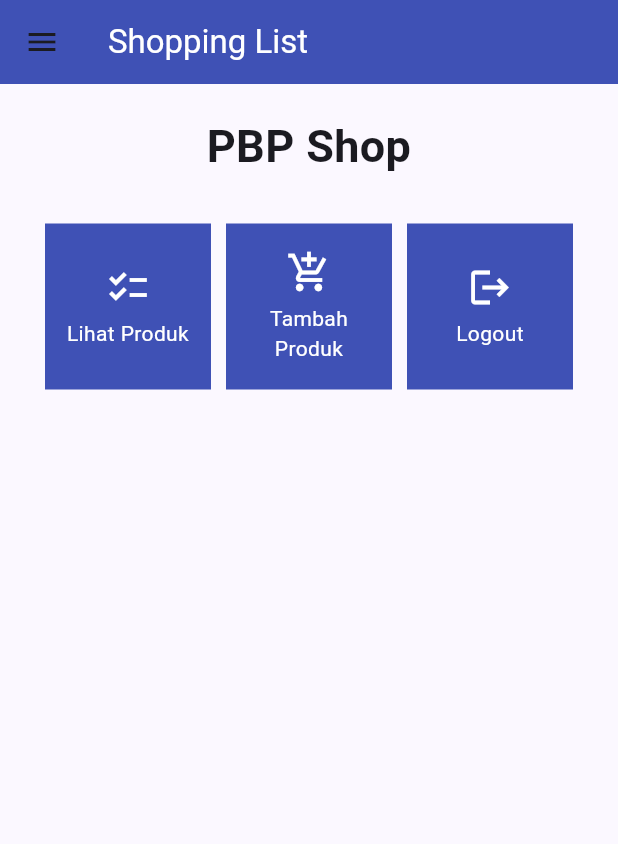
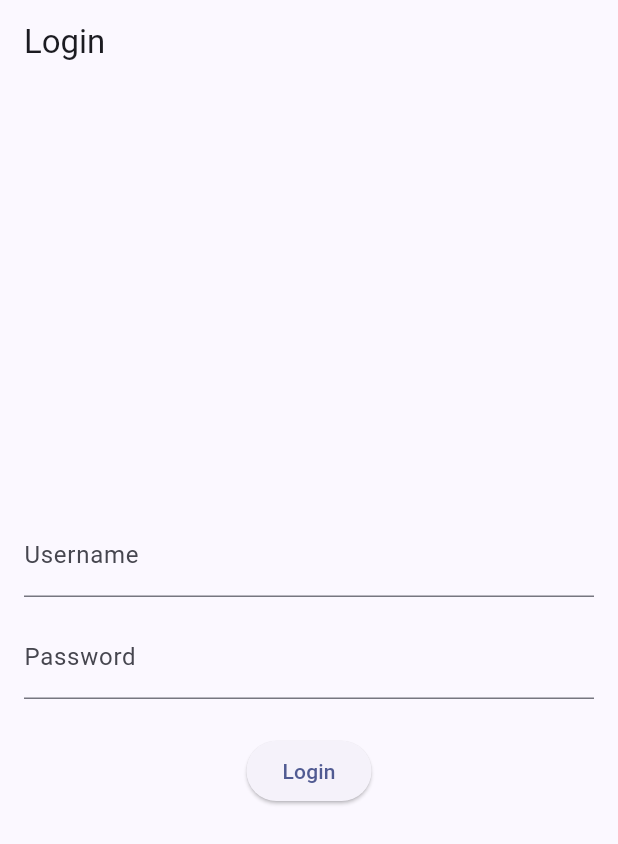
Before and after one commit to riozulfandy/shopping-list-mobile, a Flutter app: the screen it shows after launch, on a phone screen of 412 x 824 dp. Shown: the top 844 px of the screen. Run offline on Flutter 3.47's test engine with Material 2 defaults, Android fonts, the phone set to English and light mode, and no system bars; missing offline and left inert: pbp_django_auth.

Commit message:
Selesai Tutorial 8

```diff
--- a/lib/main.dart
+++ b/lib/main.dart
@@ -1,37 +1,29 @@
 import 'package:flutter/material.dart';
-import 'package:shopping_list/screens/menu.dart';
+import 'package:provider/provider.dart';
+import 'package:pbp_django_auth/pbp_django_auth.dart';
+import 'package:shopping_list/screens/login.dart';
 
 void main() {
   runApp(const MyApp());
 }
 
 class MyApp extends StatelessWidget {
-  const MyApp({super.key});
+  const MyApp({Key? key}) : super(key: key);
 
-  // This widget is the root of your application.
   @override
   Widget build(BuildContext context) {
-    return MaterialApp(
-        title: 'Flutter Demo',
-        theme: ThemeData(
-          // This is the theme of your application.
-          //
-          // TRY THIS: Try running your application with "flutter run". You'll see
-          // the application has a blue toolbar. Then, without quitting the app,
-          // try changing the seedColor in the colorScheme below to Colors.green
-          // and then invoke "hot reload" (save your changes or press the "hot
-          // reload" button in a Flutter-supported IDE, or press "r" if you used
-          // the command line to start the app).
-          //
-          // Notice that the counter didn't reset back to zero; the application
-          // state is not lost during the reload. To reset the state, use hot
-          // restart instead.
-          //
-          // This works for code too, not just values: Most code changes can be
-          // tested with just a hot reload.
-          colorScheme: ColorScheme.fromSeed(seedColor: Colors.indigo),
-          useMaterial3: true,
-        ),
-        home: MyHomePage());
+    return Provider(
+      create: (_) {
+        CookieRequest request = CookieRequest();
+        return request;
+      },
+      child: MaterialApp(
+          title: 'Flutter App',
+          theme: ThemeData(
+            colorScheme: ColorScheme.fromSeed(seedColor: Colors.indigo),
+            useMaterial3: true,
+          ),
+          home: LoginPage()),
+    );
   }
 }
--- /dev/null
+++ b/lib/screens/login.dart
@@ -0,0 +1,116 @@
+import 'package:shopping_list/screens/menu.dart';
+import 'package:flutter/material.dart';
+import 'package:pbp_django_auth/pbp_django_auth.dart';
+import 'package:provider/provider.dart';
+
+void main() {
+  runApp(const LoginApp());
+}
+
+class LoginApp extends StatelessWidget {
+  const LoginApp({super.key});
+
+  @override
+  Widget build(BuildContext context) {
+    return MaterialApp(
+      title: 'Login',
+      theme: ThemeData(
+        primarySwatch: Colors.blue,
+      ),
+      home: const LoginPage(),
+    );
+  }
+}
+
+class LoginPage extends StatefulWidget {
+  const LoginPage({super.key});
+
+  @override
+  _LoginPageState createState() => _LoginPageState();
+}
+
+class _LoginPageState extends State<LoginPage> {
+  final TextEditingController _usernameController = TextEditingController();
+  final TextEditingController _passwordController = TextEditingController();
+
+  @override
+  Widget build(BuildContext context) {
+    final request = context.watch<CookieRequest>();
+    return Scaffold(
+      appBar: AppBar(
+        title: const Text('Login'),
+      ),
+      body: Container(
+        padding: const EdgeInsets.all(16.0),
+        child: Column(
+          mainAxisAlignment: MainAxisAlignment.center,
+          children: [
+            TextField(
+              controller: _usernameController,
+              decoration: const InputDecoration(
+                labelText: 'Username',
+              ),
+            ),
+            const SizedBox(height: 12.0),
+            TextField(
+              controller: _passwordController,
+              decoration: const InputDecoration(
+                labelText: 'Password',
+              ),
+              obscureText: true,
+            ),
+            const SizedBox(height: 24.0),
+            ElevatedButton(
+              onPressed: () async {
+                String username = _usernameController.text;
+                String password = _passwordController.text;
+
+                // Cek kredensial
+                // TODO: Ganti URL dan jangan lupa tambahkan trailing slash (/) di akhir URL!
+                // Untuk menyambungkan Android emulator dengan Django pada localhost,
+                // gunakan URL http://10.0.2.2/
+                final response = await request.login(
+                    "http://muhammad-mariozulfandy-tutorial.pbp.cs.ui.ac.id/auth/login/",
+                    {
+                      'username': username,
+                      'password': password,
+                    });
+
+                if (request.loggedIn) {
+                  String message = response['message'];
+                  String uname = response['username'];
+                  Navigator.pushReplacement(
+                      context,
+                      MaterialPageRoute(
+                        builder: (context) => MyHomePage(),
+                      ));
+                  ScaffoldMessenger.of(context)
+                    ..hideCurrentSnackBar()
+                    ..showSnackBar(SnackBar(
+                        content: Text("$message Selamat datang, $uname.")));
+                } else {
+                  showDialog(
+                    context: context,
+                    builder: (context) => AlertDialog(
+                      title: const Text('Login Gagal'),
+                      content: Text(response['message']),
+                      actions: [
+                        TextButton(
+                          child: const Text('OK'),
+                          onPressed: () {
+                            Navigator.pop(context);
+                          },
+                        ),
+                      ],
+                    ),
+                  );
+                }
+              },
+              child: const Text('Login'),
+            ),
+          ],
+        ),
+      ),
+    );
+  }
+}
--- a/pubspec.yaml
+++ b/pubspec.yaml
@@ -35,6 +35,9 @@ dependencies:
   # The following adds the Cupertino Icons font to your application.
   # Use with the CupertinoIcons class for iOS style icons.
   cupertino_icons: ^1.0.2
+  provider: ^6.1.1
+  pbp_django_auth: ^0.3.1
+  http: ^0.13.6
 
 dev_dependencies:
   flutter_test:
```
Also changed, not shown: lib/models/product.dart (added, +68 -0 lines), lib/screens/list_product.dart (added, +91 -0 lines), lib/screens/shoplist_form.dart (+30 -29 lines), lib/widgets/left_drawer.dart (+12 -0 lines), lib/widgets/shop_card.dart (+28 -1 lines), pubspec.lock, 2 other files.
